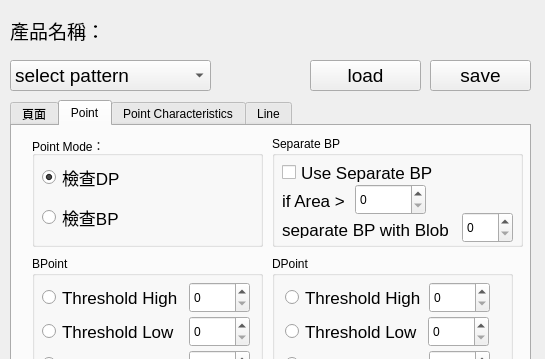
Above: funcpar.ui from hsinying-tsai/CT2 before the change; both pictures show x 0 to 545 and y 0 to 359 of the 545 by 812 pixel window. Below: the same form after it.
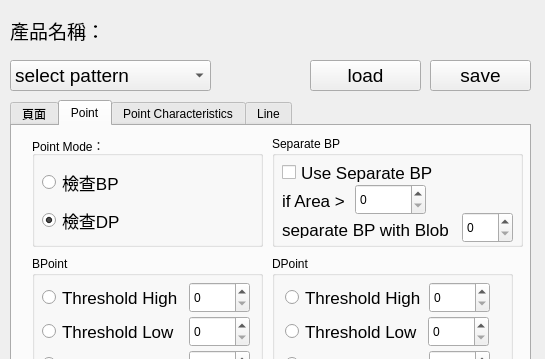
That is the form after the change. The open tabs and pages were chosen to show the change.

```diff
--- a/funcpar.ui
+++ b/funcpar.ui
@@ -123,7 +123,7 @@
       <property name="geometry">
        <rect>
         <x>10</x>
-        <y>30</y>
+        <y>73</y>
         <width>112</width>
         <height>23</height>
        </rect>
@@ -149,7 +149,7 @@
       <property name="geometry">
        <rect>
         <x>10</x>
-        <y>70</y>
+        <y>35</y>
         <width>112</width>
         <height>23</height>
        </rect>
```
Left out of the diff: 2 changed lines with no effect on the pictures.
